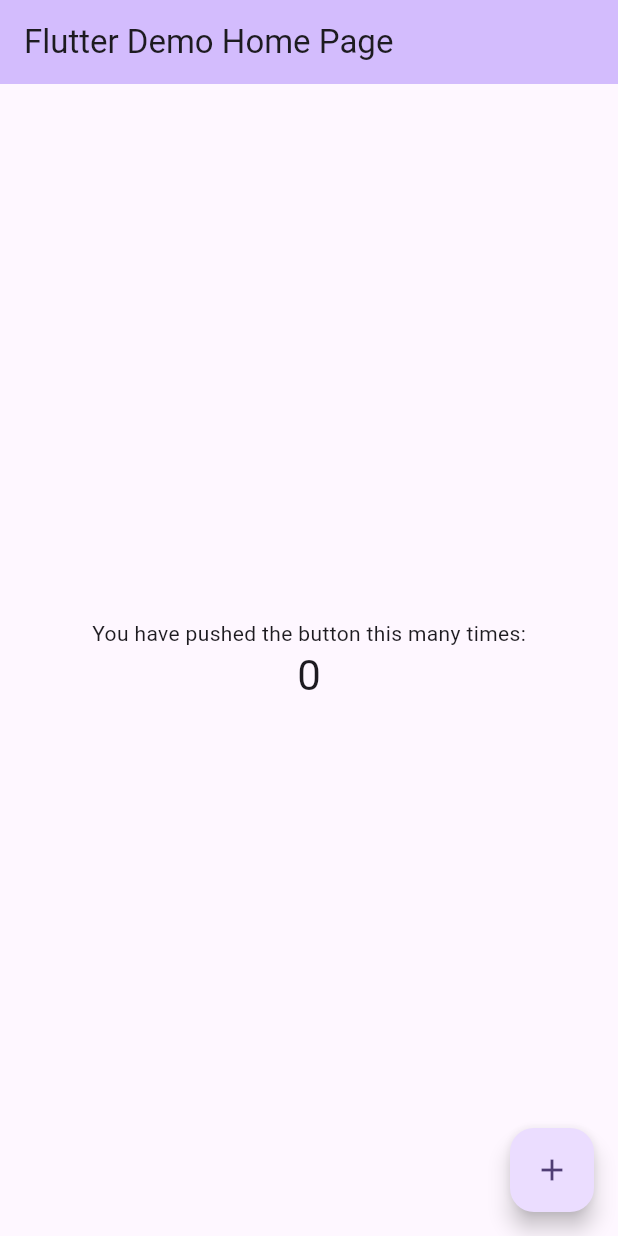
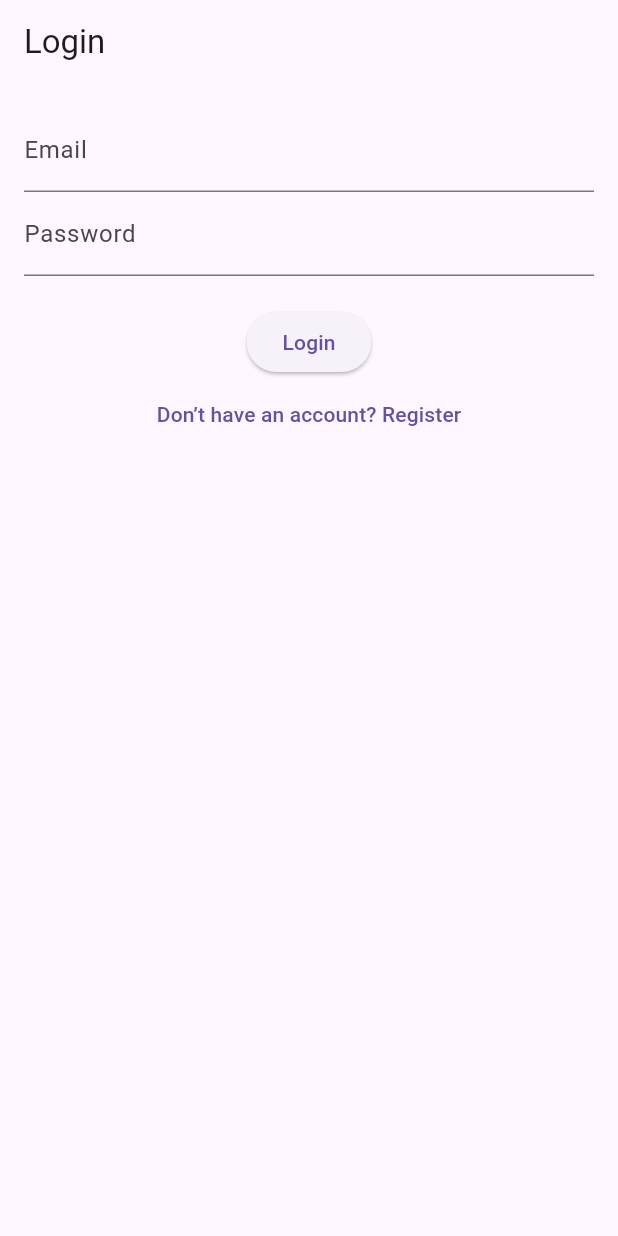
Before and after one commit to hasanraj3100/My-Habit-Tracker, a Flutter app: the screen it shows after launch, on a phone screen of 412 x 824 dp. Run offline on Flutter 3.47's test engine with Material 3 defaults, Android fonts, the phone set to English and light mode, and no system bars; our stand-ins replace firebase_auth, firebase_core; accounts and stored records are empty.

Commit message:
feat : Login, Register and Authentication with Firebase Auth

```diff
--- /dev/null
+++ b/lib/app.dart
@@ -0,0 +1,30 @@
+import 'package:flutter/material.dart';
+import 'package:provider/provider.dart';
+import 'features/auth/presentation/providers/auth_provider.dart';
+import 'features/auth/presentation/screens/login_screen.dart';
+import 'features/habits/presentation/screens/habit_list_screen.dart';
+
+class MyApp extends StatelessWidget {
+  const MyApp({super.key});
+
+  @override
+  Widget build(BuildContext context) {
+    return ChangeNotifierProvider(
+      create: (_) => AuthProvider(),
+      child: MaterialApp(
+        debugShowCheckedModeBanner: false,
+        title: 'Habit Tracker',
+        theme: ThemeData(primarySwatch: Colors.blue),
+        home: Consumer<AuthProvider>(
+          builder: (context, auth, _) {
+            if (auth.user == null) {
+              return const LoginScreen();
+            } else {
+              return const HabitListScreen(); // your main app after login
+            }
+          },
+        ),
+      ),
+    );
+  }
+}
--- /dev/null
+++ b/lib/features/auth/data/auth_repository.dart
@@ -0,0 +1,27 @@
+import 'package:firebase_auth/firebase_auth.dart';
+
+class AuthRepository {
+  final FirebaseAuth _firebaseAuth = FirebaseAuth.instance;
+
+  Stream<User?> get authStateChanges => _firebaseAuth.authStateChanges();
+
+  Future<User?> signUp(String email, String password) async {
+    final credential = await _firebaseAuth.createUserWithEmailAndPassword(
+      email: email,
+      password: password,
+    );
+    return credential.user;
+  }
+
+  Future<User?> signIn(String email, String password) async {
+    final credential = await _firebaseAuth.signInWithEmailAndPassword(
+      email: email,
+      password: password,
+    );
+    return credential.user;
+  }
+
+  Future<void> signOut() async {
+    await _firebaseAuth.signOut();
+  }
+}
--- /dev/null
+++ b/lib/features/auth/presentation/providers/auth_provider.dart
@@ -0,0 +1,29 @@
+import 'package:flutter/material.dart';
+import 'package:firebase_auth/firebase_auth.dart';
+import '../../data/auth_repository.dart';
+
+class AuthProvider extends ChangeNotifier {
+  final AuthRepository _repository = AuthRepository();
+  User? _user;
+
+  User? get user => _user;
+
+  AuthProvider() {
+    _repository.authStateChanges.listen((user) {
+      _user = user;
+      notifyListeners();
+    });
+  }
+
+  Future<void> signUp(String email, String password) async {
+    await _repository.signUp(email, password);
+  }
+
+  Future<void> signIn(String email, String password) async {
+    await _repository.signIn(email, password);
+  }
+
+  Future<void> signOut() async {
+    await _repository.signOut();
+  }
+}
--- /dev/null
+++ b/lib/features/auth/presentation/screens/login_screen.dart
@@ -0,0 +1,47 @@
+import 'package:flutter/material.dart';
+import 'package:provider/provider.dart';
+import '../providers/auth_provider.dart';
+import 'register_screen.dart';
+
+class LoginScreen extends StatefulWidget {
+  const LoginScreen({super.key});
+
+  @override
+  State<LoginScreen> createState() => _LoginScreenState();
+}
+
+class _LoginScreenState extends State<LoginScreen> {
+  final emailController = TextEditingController();
+  final passwordController = TextEditingController();
+
+  @override
+  Widget build(BuildContext context) {
+    final authProvider = Provider.of<AuthProvider>(context);
+
+    return Scaffold(
+      appBar: AppBar(title: const Text("Login")),
+      body: Padding(
+        padding: const EdgeInsets.all(16),
+        child: Column(
+          children: [
+            TextField(controller: emailController, decoration: const InputDecoration(labelText: "Email")),
+            TextField(controller: passwordController, decoration: const InputDecoration(labelText: "Password"), obscureText: true),
+            const SizedBox(height: 20),
+            ElevatedButton(
+              onPressed: () async {
+                await authProvider.signIn(emailController.text, passwordController.text);
+              },
+              child: const Text("Login"),
+            ),
+            TextButton(
+              onPressed: () {
+                Navigator.push(context, MaterialPageRoute(builder: (_) => const RegisterScreen()));
+              },
+              child: const Text("Don’t have an account? Register"),
+            )
+          ],
+        ),
+      ),
+    );
+  }
+}
--- a/lib/main.dart
+++ b/lib/main.dart
@@ -1,122 +1,13 @@
 import 'package:flutter/material.dart';
+import 'package:firebase_core/firebase_core.dart';
 
-void main() {
+import 'firebase_options.dart';
+import 'app.dart';
+
+Future<void> main() async {
+  WidgetsFlutterBinding.ensureInitialized();
+  await Firebase.initializeApp(
+    options: DefaultFirebaseOptions.currentPlatform,
+  );
   runApp(const MyApp());
 }
-
-class MyApp extends StatelessWidget {
-  const MyApp({super.key});
-
-  // This widget is the root of your application.
-  @override
-  Widget build(BuildContext context) {
-    return MaterialApp(
-      title: 'Flutter Demo',
-      theme: ThemeData(
-        // This is the theme of your application.
-        //
-        // TRY THIS: Try running your application with "flutter run". You'll see
-        // the application has a purple toolbar. Then, without quitting the app,
-        // try changing the seedColor in the colorScheme below to Colors.green
-        // and then invoke "hot reload" (save your changes or press the "hot
-        // reload" button in a Flutter-supported IDE, or press "r" if you used
-        // the command line to start the app).
-        //
-        // Notice that the counter didn't reset back to zero; the application
-        // state is not lost during the reload. To reset the state, use hot
-        // restart instead.
-        //
-        // This works for code too, not just values: Most code changes can be
-        // tested with just a hot reload.
-        colorScheme: ColorScheme.fromSeed(seedColor: Colors.deepPurple),
-      ),
-      home: const MyHomePage(title: 'Flutter Demo Home Page'),
-    );
-  }
-}
-
-class MyHomePage extends StatefulWidget {
-  const MyHomePage({super.key, required this.title});
-
-  // This widget is the home page of your application. It is stateful, meaning
-  // that it has a State object (defined below) that contains fields that affect
-  // how it looks.
-
-  // This class is the configuration for the state. It holds the values (in this
-  // case the title) provided by the parent (in this case the App widget) and
-  // used by the build method of the State. Fields in a Widget subclass are
-  // always marked "final".
-
-  final String title;
-
-  @override
-  State<MyHomePage> createState() => _MyHomePageState();
-}
-
-class _MyHomePageState extends State<MyHomePage> {
-  int _counter = 0;
-
-  void _incrementCounter() {
-    setState(() {
-      // This call to setState tells the Flutter framework that something has
-      // changed in this State, which causes it to rerun the build method below
-      // so that the display can reflect the updated values. If we changed
-      // _counter without calling setState(), then the build method would not be
-      // called again, and so nothing would appear to happen.
-      _counter++;
-    });
-  }
-
-  @override
-  Widget build(BuildContext context) {
-    // This method is rerun every time setState is called, for instance as done
-    // by the _incrementCounter method above.
-    //
-    // The Flutter framework has been optimized to make rerunning build methods
-    // fast, so that you can just rebuild anything that needs updating rather
-    // than having to individually change instances of widgets.
-    return Scaffold(
-      appBar: AppBar(
-        // TRY THIS: Try changing the color here to a specific color (to
-        // Colors.amber, perhaps?) and trigger a hot reload to see the AppBar
-        // change color while the other colors stay the same.
-        backgroundColor: Theme.of(context).colorScheme.inversePrimary,
-        // Here we take the value from the MyHomePage object that was created by
-        // the App.build method, and use it to set our appbar title.
-        title: Text(widget.title),
-      ),
-      body: Center(
-        // Center is a layout widget. It takes a single child and positions it
-        // in the middle of the parent.
-        child: Column(
-          // Column is also a layout widget. It takes a list of children and
-          // arranges them vertically. By default, it sizes itself to fit its
-          // children horizontally, and tries to be as tall as its parent.
-          //
-          // Column has various properties to control how it sizes itself and
-          // how it positions its children. Here we use mainAxisAlignment to
-          // center the children vertically; the main axis here is the vertical
-          // axis because Columns are vertical (the cross axis would be
-          // horizontal).
-          //
-          // TRY THIS: Invoke "debug painting" (choose the "Toggle Debug Paint"
-          // action in the IDE, or press "p" in the console), to see the
-          // wireframe for each widget.
-          mainAxisAlignment: MainAxisAlignment.center,
-          children: <Widget>[
-            const Text('You have pushed the button this many times:'),
-            Text(
-              '$_counter',
-              style: Theme.of(context).textTheme.headlineMedium,
-            ),
-          ],
-        ),
-      ),
-      floatingActionButton: FloatingActionButton(
-        onPressed: _incrementCounter,
-        tooltip: 'Increment',
-        child: const Icon(Icons.add),
-      ), // This trailing comma makes auto-formatting nicer for build methods.
-    );
-  }
-}
--- a/pubspec.yaml
+++ b/pubspec.yaml
@@ -34,6 +34,9 @@ dependencies:
   # The following adds the Cupertino Icons font to your application.
   # Use with the CupertinoIcons class for iOS style icons.
   cupertino_icons: ^1.0.8
+  firebase_core: ^4.0.0
+  firebase_auth: ^6.0.1
+  provider: ^6.1.5+1
 
 dev_dependencies:
   flutter_test:
```
Also changed, not shown: lib/features/auth/presentation/screens/register_screen.dart (added, +41 -0 lines), lib/features/habits/presentation/screens/habit_list_screen.dart (added, +33 -0 lines), firebase.json (added), lib/firebase_options.dart (added), pubspec.lock, 3 other files.
